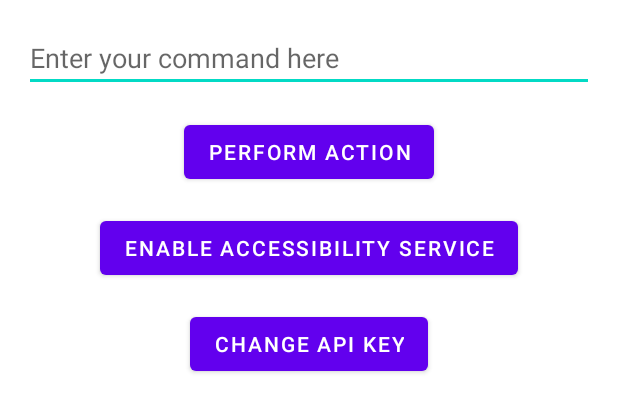
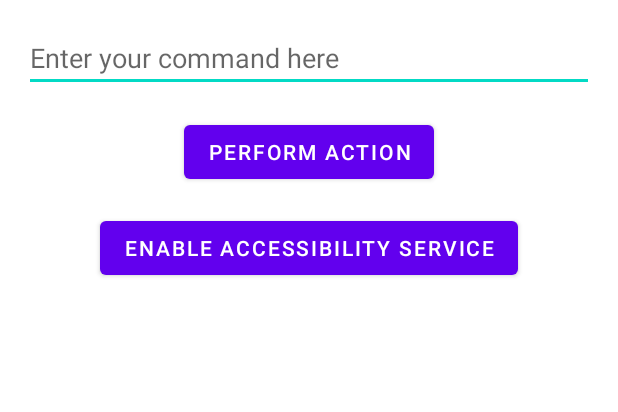
Before and after one commit to longdonjohnson/Autonomate, an Android app: the layout activity_main.xml on its own in the app's theme, with its tools: preview values and no code run, on a phone screen of 412 x 824 dp. Shown: the top 412 px of the screen. Run offline under Robolectric (Android 15) with nearby library versions, the phone set to English and light mode, and no system bars.

```diff
--- a/app/src/main/java/com/example/geminicomputeruse/ScreenCaptureService.kt
+++ b/app/src/main/java/com/example/geminicomputeruse/ScreenCaptureService.kt
@@ -15,7 +15,6 @@ import android.os.IBinder
 import android.os.Looper
 import androidx.core.app.NotificationCompat
 import androidx.lifecycle.ViewModelProvider
-import java.io.ByteArrayOutputStream
 
 class ScreenCaptureService : Service() {
 
--- a/app/src/main/res/layout/activity_main.xml
+++ b/app/src/main/res/layout/activity_main.xml
@@ -36,14 +36,4 @@
         app:layout_constraintEnd_toEndOf="parent"
         android:layout_marginTop="16dp"/>
 
-    <Button
-        android:id="@+id/change_api_key_button"
-        android:layout_width="wrap_content"
-        android:layout_height="wrap_content"
-        android:text="Change API Key"
-        app:layout_constraintTop_toBottomOf="@id/enable_accessibility_button"
-        app:layout_constraintStart_toStartOf="parent"
-        app:layout_constraintEnd_toEndOf="parent"
-        android:layout_marginTop="16dp"/>
-
 </androidx.constraintlayout.widget.ConstraintLayout>
```
Also changed, not shown: app/src/main/java/com/example/geminicomputeruse/MainActivity.kt (+3 -31 lines), app/src/main/res/mipmap-hdpi/ic_launcher.webp (deleted), app/src/main/res/mipmap-hdpi/ic_launcher_foreground.webp (deleted), app/src/main/res/mipmap-hdpi/ic_launcher_round.webp (deleted), app/src/main/res/mipmap-mdpi/ic_launcher.webp (deleted), app/src/main/res/mipmap-mdpi/ic_launcher_foreground.webp (deleted), app/src/main/res/mipmap-mdpi/ic_launcher_round.webp (deleted), app/src/main/res/mipmap-xhdpi/ic_launcher.webp (deleted), app/src/main/res/mipmap-xhdpi/ic_launcher_foreground.webp (deleted), app/src/main/res/mipmap-xhdpi/ic_launcher_round.webp (deleted), app/src/main/res/mipmap-xxhdpi/ic_launcher.webp (deleted), app/src/main/res/mipmap-xxhdpi/ic_launcher_foreground.webp (deleted), app/src/main/res/mipmap-xxhdpi/ic_launcher_round.webp (deleted), app/src/main/res/mipmap-xxxhdpi/ic_launcher.webp (deleted), 2 more files, 1 other file.
